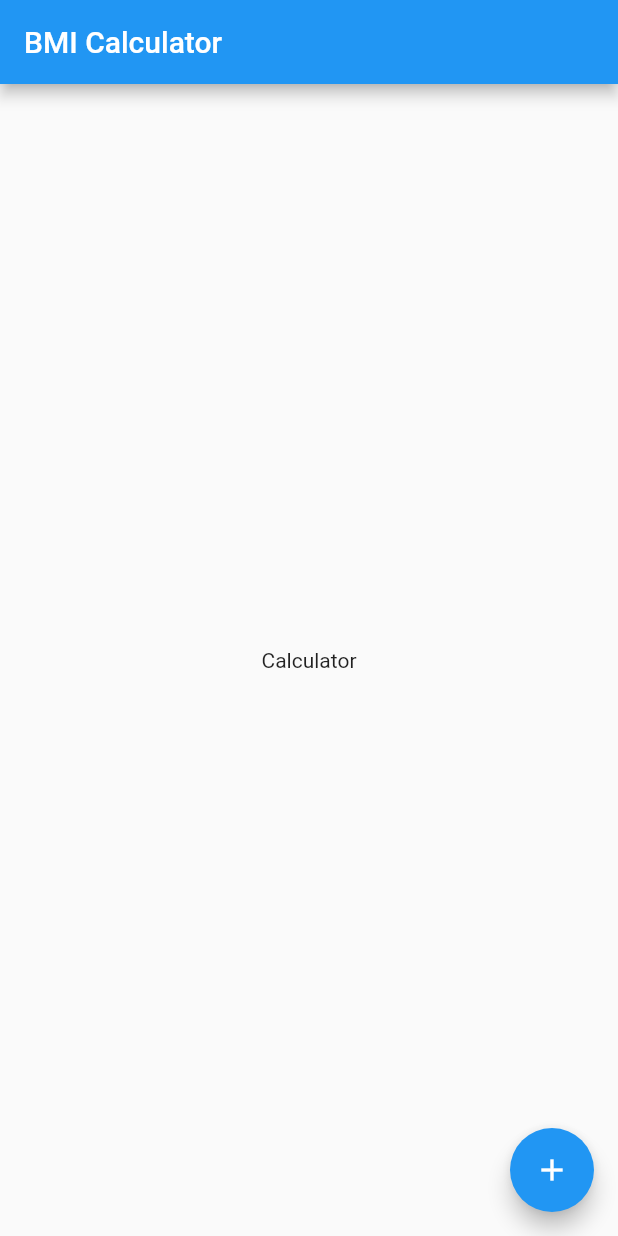
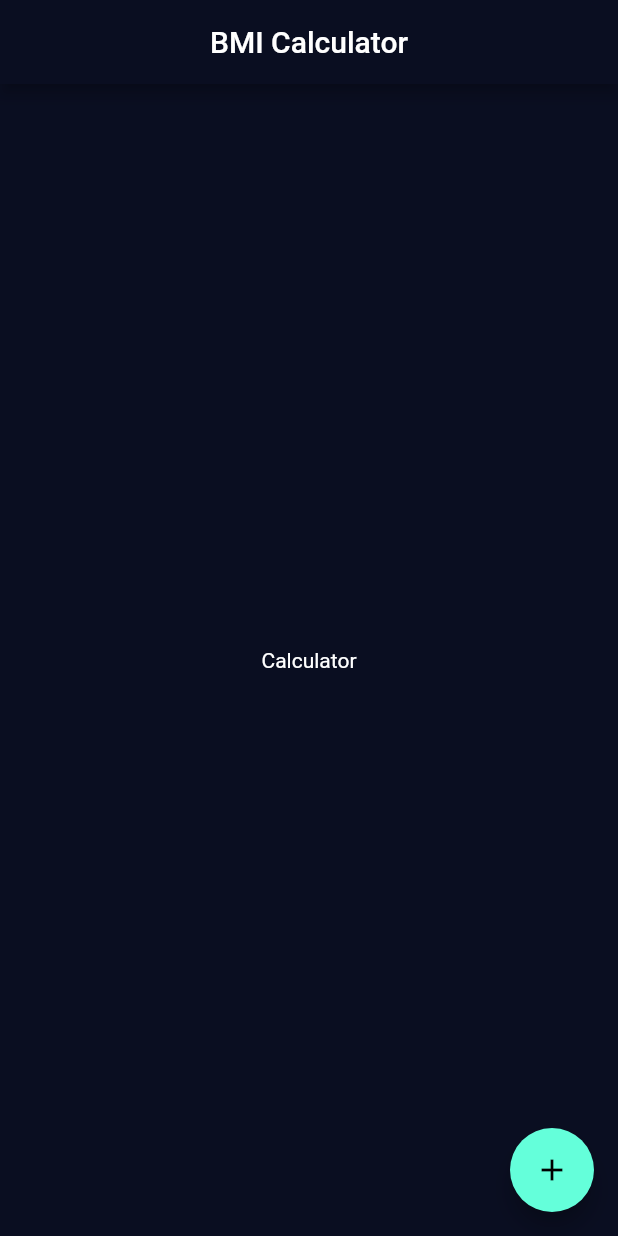
Before and after one commit to nestorsgarzonc/BMI_calculator, a Flutter app: the screen it shows after launch, on a phone screen of 412 x 824 dp. Run offline on Flutter 3.47's test engine with Material 2 defaults, Android fonts, the phone set to English and light mode, and no system bars.

Commit message:
using themes

```diff
--- /dev/null
+++ b/lib/input_page.dart
@@ -0,0 +1,25 @@
+import 'package:flutter/material.dart';
+
+class InputPage extends StatefulWidget {
+  InputPage({Key key}) : super(key: key);
+
+  @override
+  _InputPageState createState() => _InputPageState();
+}
+
+class _InputPageState extends State<InputPage> {
+  @override
+  Widget build(BuildContext context) {
+    return Scaffold(
+      appBar: AppBar(
+        title: Text('BMI Calculator'),
+        centerTitle: true,
+      ),
+      body: Center(child: Text('Calculator')),
+      floatingActionButton: FloatingActionButton(
+        child: Icon(Icons.add),
+        onPressed: () {},
+      ),
+    );
+  }
+}
--- a/lib/main.dart
+++ b/lib/main.dart
@@ -1,4 +1,5 @@
 import 'package:flutter/material.dart';
+import 'package:bmi_calculator/input_page.dart';
 
 void main() => runApp(MyApp());
 
@@ -7,30 +8,15 @@ class MyApp extends StatelessWidget {
   Widget build(BuildContext context) {
     return MaterialApp(
       title: 'Material App',
+      debugShowCheckedModeBanner: false,
+      theme: ThemeData.dark().copyWith(
+        primaryColor: Color(0xFF0A0E21),
+        scaffoldBackgroundColor: Color(0xFF0A0E21),
+        textTheme: TextTheme(
+          body1: TextStyle(color: Colors.white),
+        ),
+      ),
       home: InputPage(),
     );
   }
 }
-
-class InputPage extends StatefulWidget {
-  InputPage({Key key}) : super(key: key);
-
-  @override
-  _InputPageState createState() => _InputPageState();
-}
-
-class _InputPageState extends State<InputPage> {
-  @override
-  Widget build(BuildContext context) {
-    return Scaffold(
-      appBar: AppBar(
-        title: Text('BMI Calculator'),
-      ),
-      body: Center(child: Text('Calculator')),
-      floatingActionButton: FloatingActionButton(
-        child: Icon(Icons.add),
-        onPressed: () {},
-      ),
-    );
-  }
-}
```
